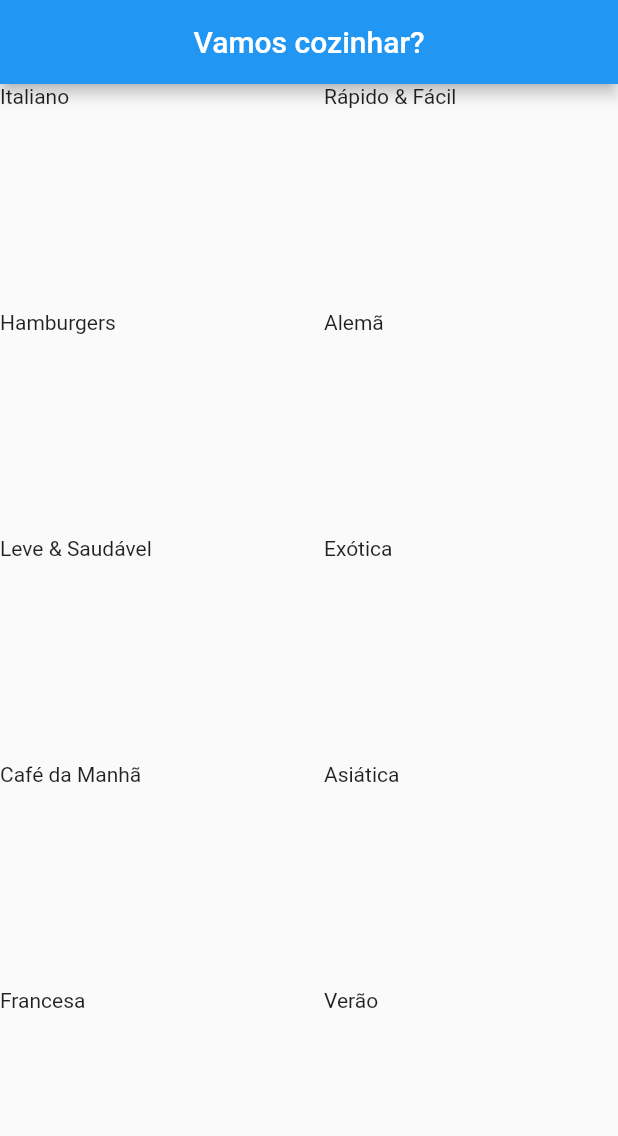
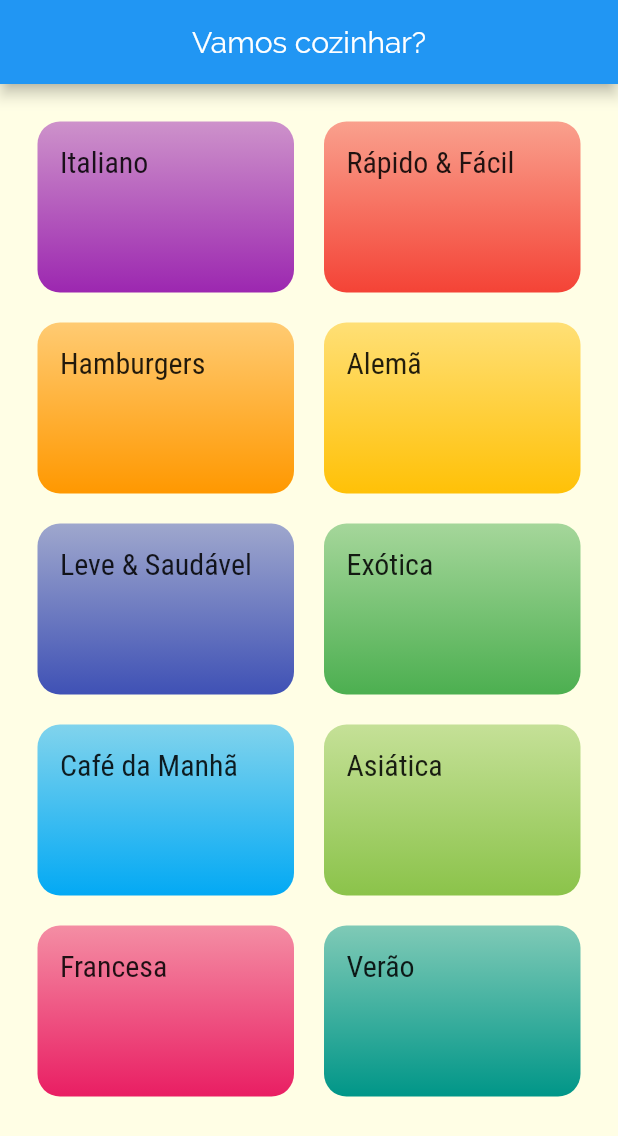
Before and after one commit to almerindopaixao/meals, a Flutter app: the screen it shows after launch, on a phone screen of 412 x 824 dp. Shown: the top 1136 px of the screen. Run offline on Flutter 3.47's test engine with Material 2 defaults, Android fonts, the phone set to English and light mode, and no system bars.

Commit message:
Adicionando tema e estilo à aplicação

```diff
--- a/lib/main.dart
+++ b/lib/main.dart
@@ -5,38 +5,27 @@ import './screens/categories_screen.dart';
 void main() => runApp(const MyApp());
 
 class MyApp extends StatelessWidget {
-  const MyApp({ Key? key }): super(key: key);
+  const MyApp({Key? key}) : super(key: key);
 
   @override
   Widget build(BuildContext context) {
     return MaterialApp(
       title: 'DeliMeals',
       theme: ThemeData(
-        primarySwatch: Colors.blue,
+        colorScheme: ColorScheme.fromSwatch(
+          primarySwatch: Colors.pink,
+          accentColor: Colors.amber,
+        ),
+        fontFamily: 'Raleway',
+        canvasColor: const Color.fromRGBO(255, 254, 229, 1),
+        textTheme: ThemeData.light().textTheme.copyWith(
+          headline6: const TextStyle(
+            fontSize: 20,
+            fontFamily: 'RobotoCondensed',
+          )
+        )
       ),
       home: const CategoriesScreen(),
     );
   }
 }
-
-class MyHomePage extends StatefulWidget {
-  const MyHomePage({Key? key}): super(key: key);
-
-  @override
-  _MyHomePageState createState() => _MyHomePageState();
-}
-
-class _MyHomePageState extends State<MyHomePage> {
-  @override
-  Widget build(BuildContext context) {
-    return Scaffold(
-      appBar: AppBar(
-        title: const Text('Vamos cozinhar?'),
-        centerTitle: true,
-      ),
-      body: const Center(
-        child: Text('Navegar é preciso!!'),
-      ),
-    );
-  }
-}
--- a/lib/screens/categories_screen.dart
+++ b/lib/screens/categories_screen.dart
@@ -14,6 +14,7 @@ class CategoriesScreen extends StatelessWidget {
         centerTitle: true,
       ),
       body: GridView(
+        padding: const EdgeInsets.all(25),
         gridDelegate: const SliverGridDelegateWithMaxCrossAxisExtent(
           maxCrossAxisExtent: 200,
           childAspectRatio: 3 / 2,
--- a/lib/widgets/category_widget.dart
+++ b/lib/widgets/category_widget.dart
@@ -5,10 +5,27 @@ import '../models/category.dart';
 class CategoryWidget extends StatelessWidget {
   final Category category;
 
-  const CategoryWidget(this.category, { Key? key }) : super(key: key);
+  const CategoryWidget(this.category, {Key? key}) : super(key: key);
 
   @override
   Widget build(BuildContext context) {
-    return Text(category.title);
+    return Container(
+      child: Text(
+        category.title,
+        style: Theme.of(context).textTheme.headline6,
+      ),
+      padding: const EdgeInsets.all(15),
+      decoration: BoxDecoration(
+        borderRadius: BorderRadius.circular(15),
+        gradient: LinearGradient(
+          colors: [
+            category.color.withOpacity(0.5),
+            category.color,
+          ],
+          begin: Alignment.topLeft,
+          end: Alignment.bottomLeft,
+        ),
+      ),
+    );
   }
 }
```
Also changed, not shown: pubspec.yaml (+18 -14 lines), assets/fonts/Raleway-Black.ttf (added), assets/fonts/Raleway-Bold.ttf (added), assets/fonts/Raleway-Regular.ttf (added), assets/fonts/RobotoCondensed-Bold.ttf (added), assets/fonts/RobotoCondensed-Italic.ttf (added), assets/fonts/RobotoCondensed-Light.ttf (added), assets/fonts/RobotoCondensed-Regular.ttf (added).
